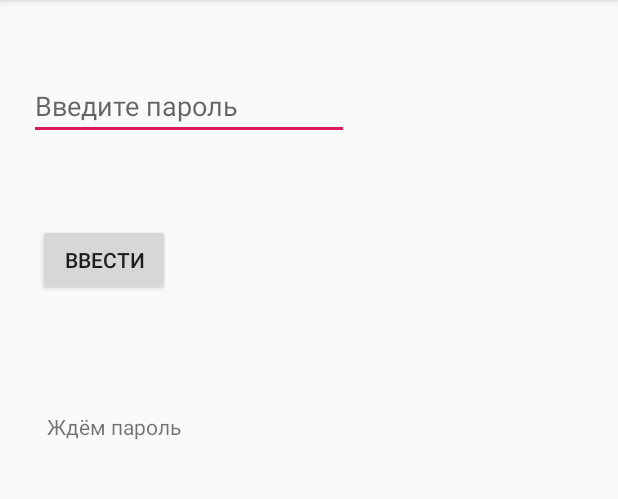
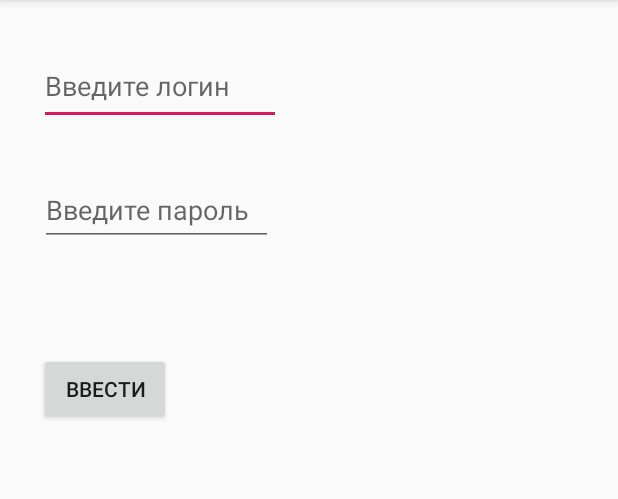
Before and after one commit to lenabeliaeva/android_app_insurance, an Android app: the screen it shows after launch (MainActivity), after a tap on "ВВЕСТИ", on a phone screen of 412 x 824 dp, the part 84-583 px from its top. Run offline under Robolectric (Android 15) with nearby library versions, the phone set to English and light mode, and no system bars.

Commit message:
соединение с сервером

```diff
--- a/app/src/main/AndroidManifest.xml
+++ b/app/src/main/AndroidManifest.xml
@@ -2,8 +2,9 @@
 <manifest xmlns:android="http://schemas.android.com/apk/res/android"
     package="com.example.insurance">
 
+    <uses-permission android:name="android.permission.INTERNET"/>
+
     <application
-        android:allowBackup="true"
         android:icon="@mipmap/ic_launcher"
         android:label="@string/app_name"
         android:roundIcon="@mipmap/ic_launcher_round"
@@ -17,5 +18,4 @@
             </intent-filter>
         </activity>
     </application>
-
 </manifest>
--- a/app/src/main/java/com/example/insurance/MainActivity.java
+++ b/app/src/main/java/com/example/insurance/MainActivity.java
@@ -3,71 +3,77 @@ package com.example.insurance;
 import androidx.appcompat.app.AppCompatActivity;
 
 import android.os.Bundle;
-import android.util.JsonReader;
 import android.util.Log;
 import android.view.View;
+import android.widget.Button;
 import android.widget.EditText;
 import android.widget.TextView;
 
+import java.io.BufferedReader;
+import java.io.BufferedWriter;
+import java.io.IOException;
 import java.io.InputStream;
 import java.io.InputStreamReader;
+import java.io.OutputStream;
+import java.io.OutputStreamWriter;
+import java.net.HttpURLConnection;
+import java.net.MalformedURLException;
 import java.net.URL;
 
-import javax.net.ssl.HttpsURLConnection;
+public class MainActivity extends AppCompatActivity {
+    EditText editTextLogin;
+    EditText editTextPassword;
+    TextView textView;
+    Button button;
 
-public class MainActivity extends AppCompatActivity {
-    String password;
+    private void initControls(){
+        editTextLogin = findViewById(R.id.editTextLogin);
+        editTextPassword = findViewById(R.id.editTextPassword);
+        button = findViewById(R.id.button);
+        textView = findViewById(R.id.text_view);
+    }
 
     @Override
     protected void onCreate(Bundle savedInstanceState) {
         super.onCreate(savedInstanceState);
         setContentView(R.layout.activity_main);
-        EditText editText = (EditText)findViewById(R.id.editText);
-//        editText.addTextChangedListener(new TextWatcher() {
-//            @Override
-//            public void beforeTextChanged(CharSequence s, int start, int count, int after) {
-//
-//            }
-//
-//            @Override
-//            public void onTextChanged(CharSequence s, int start, int before, int count) {
-//
-//            }
-//
-//            @Override
-//            public void afterTextChanged(Editable s) {
-//                password = s.toString();
-//            }
-//        });
+        initControls();
+        button.setOnClickListener(new View.OnClickListener() {
+            @Override
+            public void onClick(View v) {
+                startSendHttpRequestMessage(editTextLogin.getText().toString(), editTextPassword.getText().toString());
+            }
+        });
     }
 
-    public void sendMessage(View view){
-        EditText editText = findViewById(R.id.editText);
-        password = editText.getText().toString();
-        runnable.run();
-    }
-
-    Runnable runnable = new Runnable() {
-        @Override
-        public void run() {
-            try {
-                URL httpClient = new URL("https://localhost:8080/login");
-                HttpsURLConnection myConnection = (HttpsURLConnection) httpClient.openConnection();
-                myConnection.setRequestMethod("POST");
-                myConnection.setDoOutput(true);
-                myConnection.getOutputStream().write(password.getBytes());
-                InputStream responseBody = myConnection.getInputStream();
-                InputStreamReader responseBodyReader = new InputStreamReader(responseBody, "UTF-8");
-                JsonReader jsonReader = new JsonReader(responseBodyReader);
-                jsonReader.beginObject();
-                TextView textView = findViewById(R.id.text_view);
-                while (jsonReader.hasNext()){
-                    textView.setText(jsonReader.nextString());
+    public void startSendHttpRequestMessage(final String login, final String password){
+        Thread sendHttpRequest = new Thread()
+        {
+            public void run(){
+                try {
+                    URL url = new URL("http://localhost/login");
+                    HttpURLConnection connection = (HttpURLConnection)url.openConnection();
+                    connection.setRequestMethod("POST");
+                    OutputStream outputStream = connection.getOutputStream();
+                    OutputStreamWriter outputStreamWriter = new OutputStreamWriter(outputStream);
+                    BufferedWriter bufferedWriter = new BufferedWriter(outputStreamWriter);
+                    bufferedWriter.write("login="+login+"&password="+password);
+                    InputStream inputStream = connection.getInputStream();
+                    InputStreamReader inputStreamReader = new InputStreamReader(inputStream);
+                    BufferedReader bufferedReader = new BufferedReader(inputStreamReader);
+                    String line = bufferedReader.readLine();
+                    textView.setText(line);
+                    bufferedWriter.close();
+                    connection.disconnect();
+                }
+                catch (MalformedURLException e){
+                    Log.e("MalformedURL", e.getMessage(), e);
+                }
+                catch (IOException e){
+                    Log.e("IO", e.getMessage(), e);
                 }
             }
-            catch (Exception e){
-                Log.e("MainActivity", e.getMessage(), e);
-            }
-        }
-    };
+        };
+        sendHttpRequest.start();
+    }
 }
--- a/app/src/main/res/layout/activity_main.xml
+++ b/app/src/main/res/layout/activity_main.xml
@@ -7,41 +7,54 @@
     tools:context=".MainActivity">
 
     <EditText
-        android:id="@+id/editText"
-        android:layout_width="wrap_content"
-        android:layout_height="wrap_content"
-        android:layout_marginTop="48dp"
+        android:id="@+id/editTextLogin"
+        android:layout_width="161dp"
+        android:layout_height="51dp"
+        android:layout_marginTop="32dp"
+        android:hint="@string/enter_login"
+        android:importantForAutofill="no"
+        android:inputType="text"
+        app:layout_constraintEnd_toEndOf="parent"
+        app:layout_constraintHorizontal_bias="0.105"
+        app:layout_constraintStart_toStartOf="parent"
+        app:layout_constraintTop_toTopOf="parent" />
+
+    <EditText
+        android:id="@+id/editTextPassword"
+        android:layout_width="155dp"
+        android:layout_height="48dp"
+        android:layout_marginTop="116dp"
+        android:autofillHints="@string/enter_password"
         android:ems="10"
         android:hint="@string/enter_password"
-        android:inputType="textPersonName"
+        android:inputType="textPassword"
         app:layout_constraintEnd_toEndOf="parent"
-        app:layout_constraintHorizontal_bias="0.096"
+        app:layout_constraintHorizontal_bias="0.105"
         app:layout_constraintStart_toStartOf="parent"
-        app:layout_constraintTop_toTopOf="parent" />
+        app:layout_constraintTop_toTopOf="parent"
+        tools:ignore="LabelFor" />
 
     <Button
         android:id="@+id/button"
         android:layout_width="wrap_content"
         android:layout_height="wrap_content"
         android:text="@string/submit_password"
-        android:onClick="sendMessage"
         app:layout_constraintBottom_toBottomOf="parent"
         app:layout_constraintEnd_toEndOf="parent"
-        app:layout_constraintHorizontal_bias="0.079"
+        app:layout_constraintHorizontal_bias="0.08"
         app:layout_constraintStart_toStartOf="parent"
         app:layout_constraintTop_toTopOf="parent"
-        app:layout_constraintVertical_bias="0.207" />
+        app:layout_constraintVertical_bias="0.327" />
 
     <TextView
         android:id="@+id/text_view"
         android:layout_width="wrap_content"
         android:layout_height="wrap_content"
         android:textSize="14sp"
-        android:text="@string/wait"
         app:layout_constraintBottom_toBottomOf="parent"
         app:layout_constraintEnd_toEndOf="parent"
-        app:layout_constraintHorizontal_bias="0.098"
+        app:layout_constraintHorizontal_bias="0.081"
         app:layout_constraintStart_toStartOf="parent"
         app:layout_constraintTop_toTopOf="parent"
-        app:layout_constraintVertical_bias="0.367" />
+        app:layout_constraintVertical_bias="0.448" />
 </androidx.constraintlayout.widget.ConstraintLayout>
--- a/app/src/main/res/values/strings.xml
+++ b/app/src/main/res/values/strings.xml
@@ -3,4 +3,5 @@
     <string name="enter_password">Введите пароль</string>
     <string name="submit_password">Ввести</string>
     <string name="wait">Ждём пароль</string>
+    <string name="enter_login">Введите логин</string>
 </resources>
```
